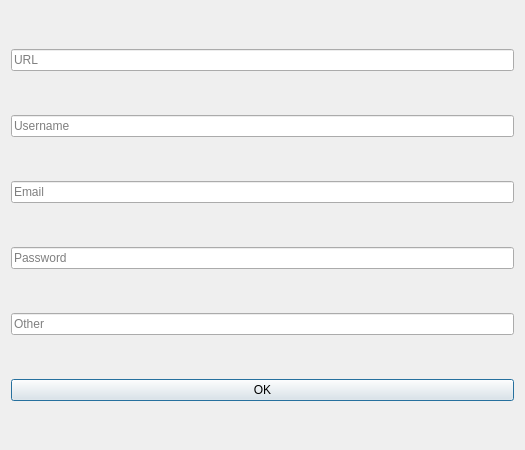
First picture: the form in ui_files/vault/enterDataDialog.ui, repository Sarim-K/password-manager, before the edit.
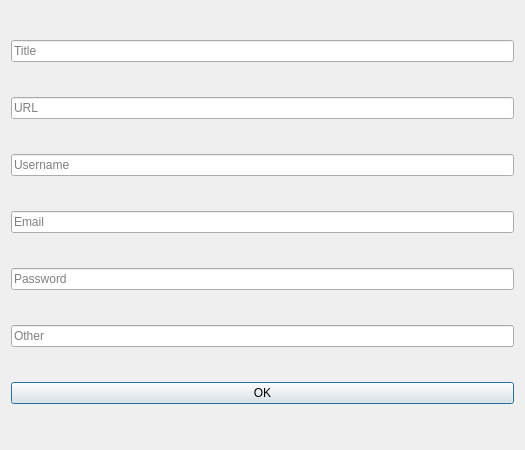
Second picture: the form after the edit.

Patch:
```diff
--- a/ui_files/vault/enterDataDialog.ui
+++ b/ui_files/vault/enterDataDialog.ui
@@ -14,6 +14,13 @@
    <string>Dialog</string>
   </property>
   <layout class="QVBoxLayout" name="verticalLayout">
+   <item>
+    <widget class="QLineEdit" name="titleEdit">
+     <property name="placeholderText">
+      <string>Title</string>
+     </property>
+    </widget>
+   </item>
    <item>
     <widget class="QLineEdit" name="urlEdit">
      <property name="placeholderText">
```
